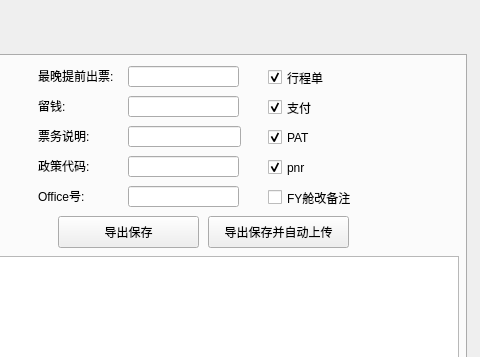
Above: Interface_BT/mainwindow.ui from freshStones/alpaca before the change; both pictures show x 424 to 904 and y 0 to 357 of the 904 by 728 pixel window. Below: the same form after it.
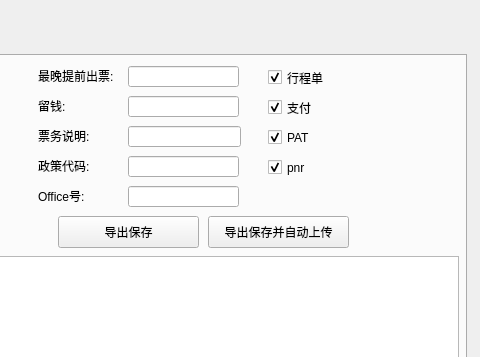
That is the form after the change.

The edit to the form file:
```diff
--- a/Interface_BT/mainwindow.ui
+++ b/Interface_BT/mainwindow.ui
@@ -258,28 +258,6 @@
        <bool>true</bool>
       </property>
      </widget>
-     <widget class="QCheckBox" name="checkBox_5">
-      <property name="geometry">
-       <rect>
-        <x>680</x>
-        <y>130</y>
-        <width>91</width>
-        <height>23</height>
-       </rect>
-      </property>
-      <property name="acceptDrops">
-       <bool>false</bool>
-      </property>
-      <property name="autoFillBackground">
-       <bool>false</bool>
-      </property>
-      <property name="text">
-       <string>FY舱改备注</string>
-      </property>
-      <property name="checked">
-       <bool>false</bool>
-      </property>
-     </widget>
      <widget class="QLineEdit" name="rateGt">
       <property name="geometry">
        <rect>
```
Left out of the diff: 16 changed lines with no effect on the pictures.
